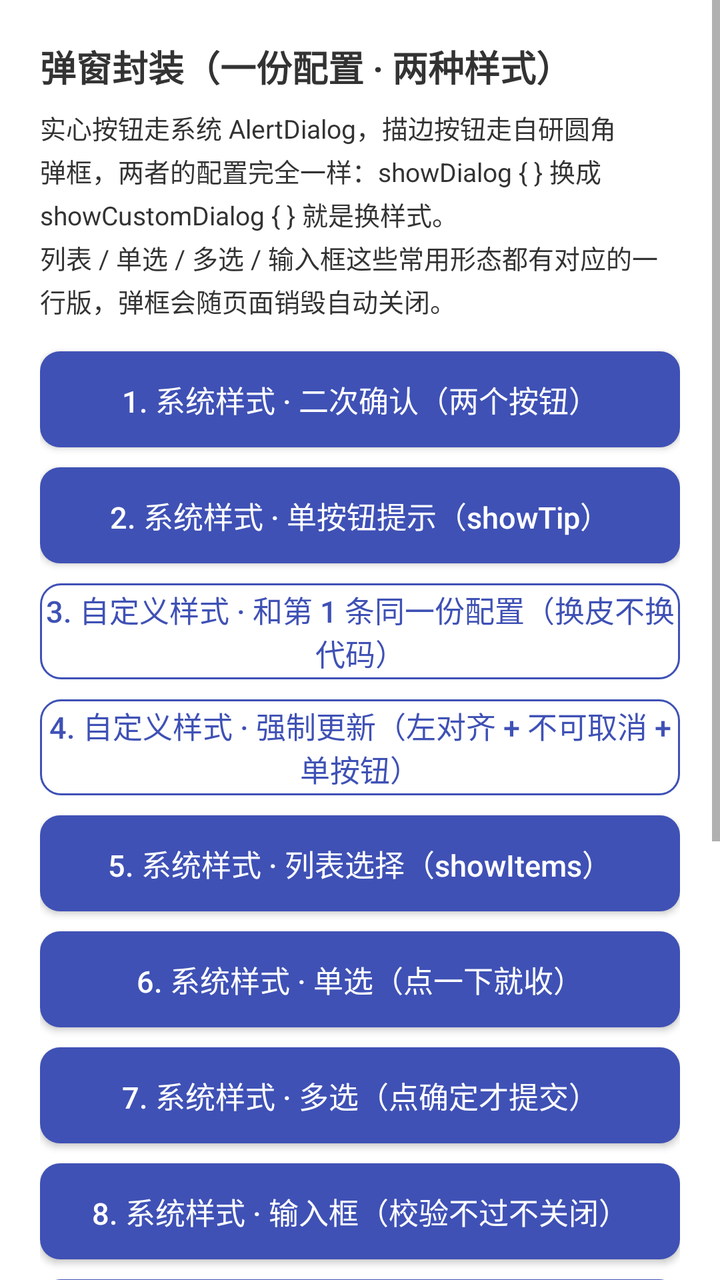
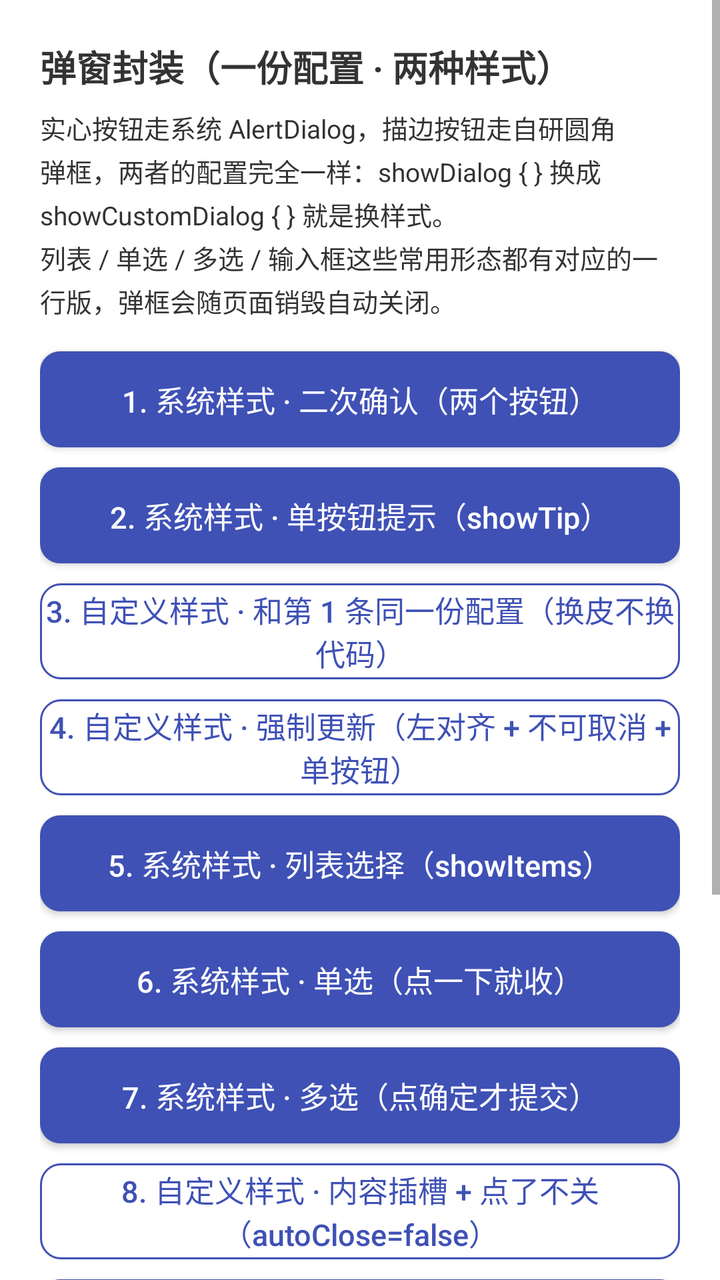

Two renders of the same Android screen: before a commit and after it. Below are the layout's source before the change and the commit's diff.
<!-- AndroidManifest.xml: application theme MyAppTheme -->
<!-- res/layout/activity_dialog_demo.xml -->
<?xml version="1.0" encoding="utf-8"?>
<ScrollView xmlns:android="http://schemas.android.com/apk/res/android"
    android:layout_width="match_parent"
    android:layout_height="match_parent"
    android:background="@color/white"
    android:fillViewport="true">

    <LinearLayout
        android:layout_width="match_parent"
        android:layout_height="wrap_content"
        android:orientation="vertical"
        android:padding="20dp">

        <TextView
            android:layout_width="wrap_content"
            android:layout_height="wrap_content"
            android:text="弹窗封装（一份配置 · 两种样式）"
            android:textColor="@color/black_alpha"
            android:textSize="18sp"
            android:textStyle="bold" />

        <TextView
            android:layout_width="match_parent"
            android:layout_height="wrap_content"
            android:layout_marginTop="8dp"
            android:lineSpacingExtra="3dp"
            android:text="实心按钮走系统 AlertDialog，描边按钮走自研圆角弹框，两者的配置完全一样：showDialog { } 换成 showCustomDialog { } 就是换样式。\n列表 / 单选 / 多选 / 输入框这些常用形态都有对应的一行版，弹框会随页面销毁自动关闭。"
            android:textColor="@color/black_alpha"
            android:textSize="13sp" />

        <Button
            android:id="@+id/btnConfirm"
            android:layout_width="match_parent"
            android:layout_height="48dp"
            android:layout_marginTop="16dp"
            android:background="@drawable/demo_bg_button"
            android:text="1. 系统样式 · 二次确认（两个按钮）"
            android:textAllCaps="false"
            android:textColor="@color/white"
            android:textSize="15sp" />

        <Button
            android:id="@+id/btnTip"
            android:layout_width="match_parent"
            android:layout_height="48dp"
            android:layout_marginTop="10dp"
            android:background="@drawable/demo_bg_button"
            android:text="2. 系统样式 · 单按钮提示（showTip）"
            android:textAllCaps="false"
            android:textColor="@color/white"
            android:textSize="15sp" />

        <Button
            android:id="@+id/btnCustom"
            android:layout_width="match_parent"
            android:layout_height="48dp"
            android:layout_marginTop="10dp"
            android:background="@drawable/demo_bg_button_outline"
            android:text="3. 自定义样式 · 和第 1 条同一份配置（换皮不换代码）"
            android:textAllCaps="false"
            android:textColor="@color/colorPrimary"
            android:textSize="15sp" />

        <Button
            android:id="@+id/btnForce"
            android:layout_width="match_parent"
            android:layout_height="48dp"
            android:layout_marginTop="10dp"
            android:background="@drawable/demo_bg_button_outline"
            android:text="4. 自定义样式 · 强制更新（左对齐 + 不可取消 + 单按钮）"
            android:textAllCaps="false"
            android:textColor="@color/colorPrimary"
            android:textSize="15sp" />

        <Button
            android:id="@+id/btnItems"
            android:layout_width="match_parent"
            android:layout_height="48dp"
            android:layout_marginTop="10dp"
            android:background="@drawable/demo_bg_button"
            android:text="5. 系统样式 · 列表选择（showItems）"
            android:textAllCaps="false"
            android:textColor="@color/white"
            android:textSize="15sp" />

        <Button
            android:id="@+id/btnSingle"
            android:layout_width="match_parent"
            android:layout_height="48dp"
            android:layout_marginTop="10dp"
            android:background="@drawable/demo_bg_button"
            android:text="6. 系统样式 · 单选（点一下就收）"
            android:textAllCaps="false"
            android:textColor="@color/white"
            android:textSize="15sp" />

        <Button
            android:id="@+id/btnMulti"
            android:layout_width="match_parent"
            android:layout_height="48dp"
            android:layout_marginTop="10dp"
            android:background="@drawable/demo_bg_button"
            android:text="7. 系统样式 · 多选（点确定才提交）"
            android:textAllCaps="false"
            android:textColor="@color/white"
            android:textSize="15sp" />

        <Button
            android:id="@+id/btnInput"
            android:layout_width="match_parent"
            android:layout_height="48dp"
            android:layout_marginTop="10dp"
            android:background="@drawable/demo_bg_button"
            android:text="8. 系统样式 · 输入框（校验不过不关闭）"
            android:textAllCaps="false"
            android:textColor="@color/white"
            android:textSize="15sp" />

        <Button
            android:id="@+id/btnCustomInput"
            android:layout_width="match_parent"
            android:layout_height="48dp"
            android:layout_marginTop="10dp"
            android:background="@drawable/demo_bg_button_outline"
            android:text="9. 自定义样式 · 内容插槽 + 点了不关（autoClose=false）"
            android:textAllCaps="false"
            android:textColor="@color/colorPrimary"
            android:textSize="15sp" />

        <Button
            android:id="@+id/btnConfirmRow"
            android:layout_width="match_parent"
            android:layout_height="48dp"
            android:layout_marginTop="10dp"
            android:background="@drawable/demo_bg_button"
            android:text="10. 行版二次确认（showConfirm，不写 DSL）"
            android:textAllCaps="false"
            android:textColor="@color/white"
            android:textSize="15sp" />

        <Button
            android:id="@+id/btnClearLog"
            android:layout_width="match_parent"
            android:layout_height="40dp"
            android:layout_marginTop="16dp"
            android:background="@drawable/demo_bg_button_outline"
            android:text="清空日志"
            android:textAllCaps="false"
            android:textColor="@color/colorPrimary"
            android:textSize="14sp" />

        <TextView
            android:id="@+id/tvLog"
            android:layout_width="match_parent"
            android:layout_height="wrap_content"
            android:layout_marginTop="12dp"
            android:background="@drawable/demo_bg_input"
            android:lineSpacingExtra="3dp"
            android:minHeight="140dp"
            android:padding="12dp"
            android:textColor="@color/black_alpha"
            android:textSize="13sp" />

    </LinearLayout>

</ScrollView>
<!-- resources referenced by this layout -->
<resources>
  <color name="black_alpha">#333333</color>
  <color name="colorPrimary">#3F51B5</color>
  <color name="white">#FFFFFF</color>
  <!-- drawable demo_bg_button (drawable) -->
  <?xml version="1.0" encoding="utf-8"?>
  <selector xmlns:android="http://schemas.android.com/apk/res/android">
  
      <item android:state_enabled="false">
          <shape android:shape="rectangle">
              <solid android:color="@color/gray_cc" />
              <corners android:radius="@dimen/dimen_10" />
          </shape>
      </item>
  
      <item android:state_pressed="true">
          <shape android:shape="rectangle">
              <solid android:color="@color/colorPrimaryDark" />
              <corners android:radius="@dimen/dimen_10" />
          </shape>
      </item>
  
      <item>
          <shape android:shape="rectangle">
              <solid android:color="@color/colorPrimary" />
              <corners android:radius="@dimen/dimen_10" />
          </shape>
      </item>
  
  </selector>
  <!-- drawable demo_bg_button_outline (drawable) -->
  <?xml version="1.0" encoding="utf-8"?>
  <selector xmlns:android="http://schemas.android.com/apk/res/android">
  
      <item android:state_pressed="true">
          <shape android:shape="rectangle">
              <solid android:color="@color/demo_outline_pressed" />
              <stroke
                  android:width="@dimen/dimen_1"
                  android:color="@color/colorPrimary" />
              <corners android:radius="@dimen/dimen_10" />
          </shape>
      </item>
  
      <item>
          <shape android:shape="rectangle">
              <solid android:color="@color/transparent" />
              <stroke
                  android:width="@dimen/dimen_1"
                  android:color="@color/colorPrimary" />
              <corners android:radius="@dimen/dimen_10" />
          </shape>
      </item>
  
  </selector>
  <!-- drawable demo_bg_input (drawable) -->
  <?xml version="1.0" encoding="utf-8"?>
  <shape xmlns:android="http://schemas.android.com/apk/res/android"
      android:shape="rectangle">
  
      <solid android:color="@color/demo_input_bg" />
      <corners android:radius="@dimen/dimen_10" />
  
  </shape>
  <style name="MyAppTheme" parent="AppTheme">
          
          <item name="android:windowAnimationStyle">@style/ActivityAnimTheme</item>
      </style>
  <color name="gray_cc">#cccccc</color>
  <dimen name="dimen_10">10dp</dimen>
  <color name="colorPrimaryDark">#303F9F</color>
  <color name="demo_outline_pressed">#1A3F51B5</color>
  <dimen name="dimen_1">1dp</dimen>
  <color name="transparent">#00000000</color>
  <color name="demo_input_bg">#F2F3F5</color>
  <style name="AppTheme" parent="Theme.AppCompat.Light.NoActionBar">
          
          <item name="colorPrimary">@color/colorPrimary</item>
          <item name="colorPrimaryDark">@color/colorPrimaryDark</item>
          <item name="colorAccent">@color/colorAccent</item>
          <item name="android:windowBackground">@color/white</item>
      </style>
  <style name="ActivityAnimTheme" parent="@android:style/Animation.Activity">
          <item name="android:activityOpenEnterAnimation">@anim/abs_activity_open_enter</item>
          <item name="android:activityOpenExitAnimation">@anim/abs_activity_open_exit</item>
          <item name="android:activityCloseEnterAnimation">@anim/abs_activity_close_enter</item>
          <item name="android:activityCloseExitAnimation">@anim/abs_activity_close_exit</item>
      </style>
  <color name="colorAccent">#FF4081</color>
</resources>

<!-- the commit's change to res/layout/activity_dialog_demo.xml (unified diff, before → after) -->
@@ -106,23 +106,12 @@
             android:textSize="15sp" />
 
         <Button
-            android:id="@+id/btnInput"
-            android:layout_width="match_parent"
-            android:layout_height="48dp"
-            android:layout_marginTop="10dp"
-            android:background="@drawable/demo_bg_button"
-            android:text="8. 系统样式 · 输入框（校验不过不关闭）"
-            android:textAllCaps="false"
-            android:textColor="@color/white"
-            android:textSize="15sp" />
-
-        <Button
             android:id="@+id/btnCustomInput"
             android:layout_width="match_parent"
             android:layout_height="48dp"
             android:layout_marginTop="10dp"
             android:background="@drawable/demo_bg_button_outline"
-            android:text="9. 自定义样式 · 内容插槽 + 点了不关（autoClose=false）"
+            android:text="8. 自定义样式 · 内容插槽 + 点了不关（autoClose=false）"
             android:textAllCaps="false"
             android:textColor="@color/colorPrimary"
             android:textSize="15sp" />
@@ -133,7 +122,7 @@
             android:layout_height="48dp"
             android:layout_marginTop="10dp"
             android:background="@drawable/demo_bg_button"
-            android:text="10. 行版二次确认（showConfirm，不写 DSL）"
+            android:text="9. 行版二次确认（showConfirm，不写 DSL）"
             android:textAllCaps="false"
             android:textColor="@color/white"
             android:textSize="15sp" />
